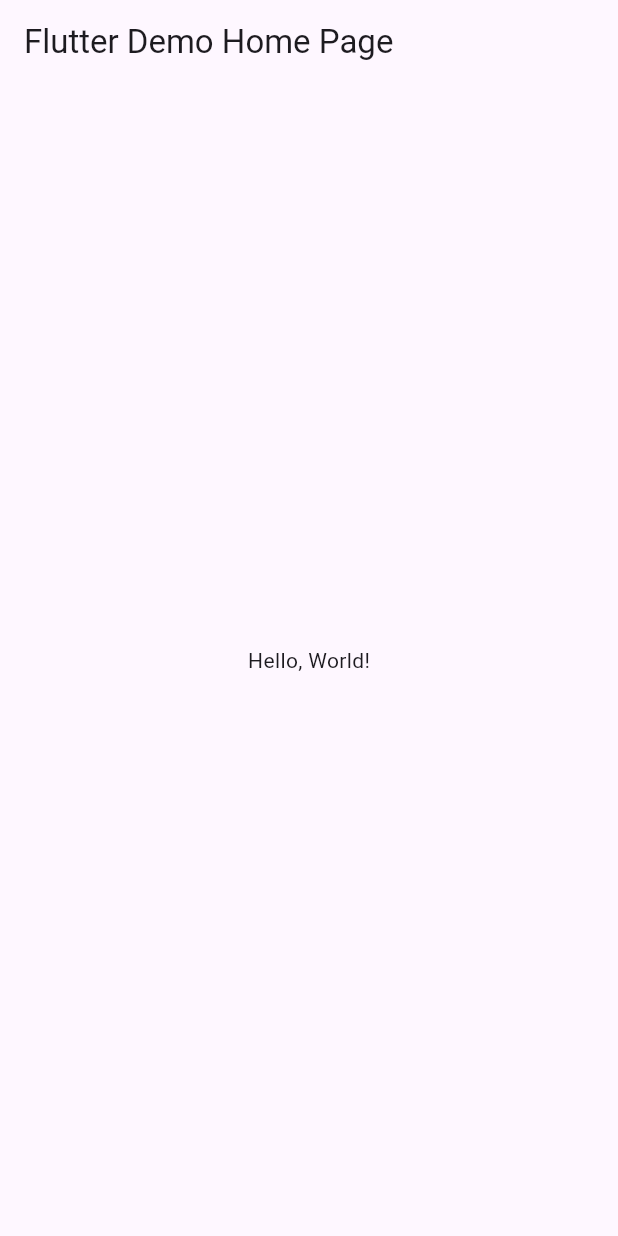
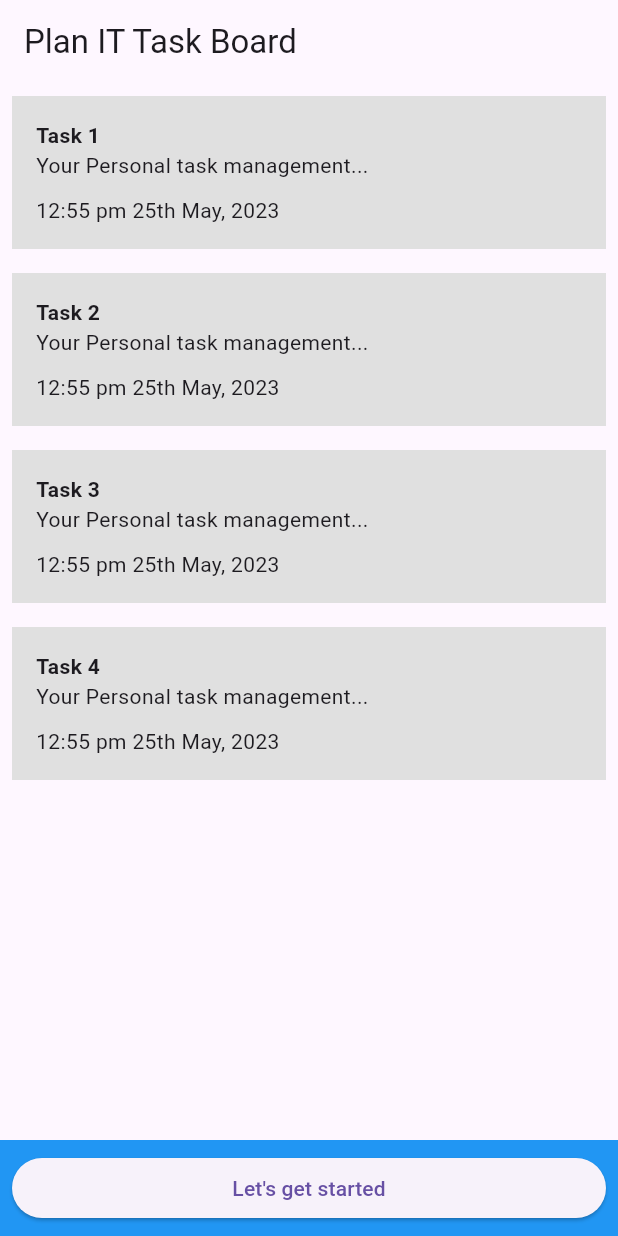
Before and after one commit to naimislam817/todoOne, a Flutter app: the screen it shows after launch, on a phone screen of 412 x 824 dp. Run offline on Flutter 3.47's test engine with Material 3 defaults, Android fonts, the phone set to English and light mode, and no system bars.

Commit message:
Added UI

```diff
--- a/lib/main.dart
+++ b/lib/main.dart
@@ -1,43 +1,97 @@
 import 'package:flutter/material.dart';
 
-void main() => runApp(MyApp());
-
-class MyApp extends StatelessWidget {
-  const MyApp({super.key});
-  // This widget is the root of your application.
-  @override
-  Widget build(BuildContext context) {
-    return MaterialApp(
-      // Application name
-      title: 'Flutter Hello World',
-      // Application theme data, you can set the colors for the application as
-      // you want
-      theme: ThemeData(
-        // useMaterial3: true,
-        primarySwatch: Colors.blue,
-      ),
-      // A widget which will be started on application startup
-      home: MyHomePage(title: 'Flutter Demo Home Page'),
-    );
-  }
+void main() {
+  runApp(const MaterialApp(
+    home: TaskBoard(),
+  ));
 }
 
-class MyHomePage extends StatelessWidget {
-  final String title;
-  const MyHomePage({super.key, required this.title});
+class TaskBoard extends StatelessWidget {
+  const TaskBoard({Key? key}) : super(key: key);
 
   @override
   Widget build(BuildContext context) {
     return Scaffold(
       appBar: AppBar(
-        // The title text which will be shown on the action bar
-        title: Text(title),
+        title: const Text('Plan IT Task Board'),
       ),
-      body: Center(
-        child: Text(
-          'Hello, World!',
-        ),
+      body: Column(
+        crossAxisAlignment: CrossAxisAlignment.stretch,
+        children: [
+          Expanded(
+            child: ListView(
+              children: [
+                TaskItem('Task 1', 'Your Personal task management...'),
+                TaskItem('Task 2', 'Your Personal task management...'),
+                TaskItem('Task 3', 'Your Personal task management...'),
+                TaskItem('Task 4', 'Your Personal task management...'),
+              ],
+            ),
+          ),
+          Container(
+            padding: const EdgeInsets.all(8.0),
+            color: Colors.blue,
+            child: ElevatedButton(
+              onPressed: () {
+                Navigator.push(
+                  context,
+                  MaterialPageRoute(builder: (context) => SecondPage()),
+                );
+              },
+              child: const Text('Let\'s get started'),
+            ),
+          ),
+        ],
       ),
     );
   }
 }
+
+class TaskItem extends StatelessWidget {
+  final String title;
+  final String description;
+
+  const TaskItem(this.title, this.description, {Key? key}) : super(key: key);
+
+  @override
+  Widget build(BuildContext context) {
+    return Container(
+      margin: const EdgeInsets.all(8.0),
+      padding: const EdgeInsets.all(16.0),
+      color: Colors.grey[300],
+      child: Column(
+        crossAxisAlignment: CrossAxisAlignment.stretch,
+        children: [
+          Text(
+            title,
+            style: const TextStyle(fontWeight: FontWeight.bold),
+          ),
+          Text(description),
+          const SizedBox(height: 10),
+          Text('12:55 pm 25th May, 2023'),
+        ],
+      ),
+    );
+  }
+}
+
+class SecondPage extends StatelessWidget {
+  @override
+  Widget build(BuildContext context) {
+    return Scaffold(
+      appBar: AppBar(
+        title: const Text('Add Task'),
+      ),
+      body: Center(
+        child: const Text('Second Page Content'),
+      ),
+      floatingActionButton: FloatingActionButton(
+        onPressed: () {
+          // Add functionality to add more items to the list
+          // For example, you can use a TextEditingController to get user input.
+        },
+        child: const Icon(Icons.add),
+      ),
+    );
+  }
+}
```
